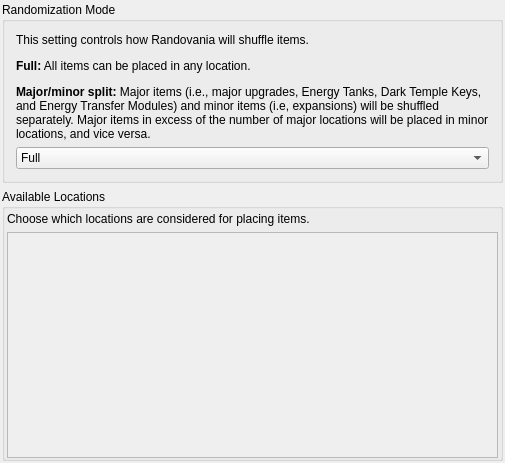
First picture: the form in randovania/gui/ui_files/preset_location_pool.ui, repository randovania/randovania, before the edit.
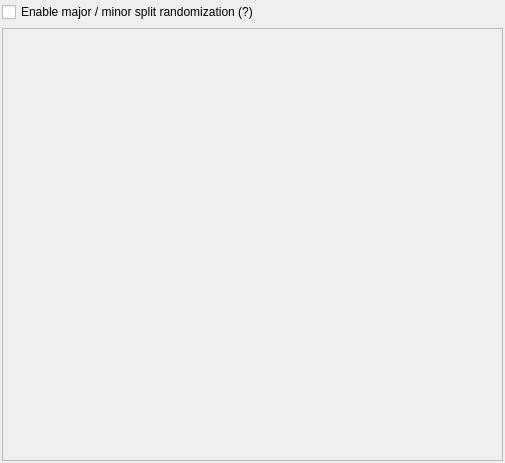
Second picture: the form after the edit.

Commit message:
Moved the explanation for major/minor split into a tooltip
This leaves more room for actual tab content

```diff
--- a/randovania/gui/ui_files/preset_location_pool.ui
+++ b/randovania/gui/ui_files/preset_location_pool.ui
@@ -34,78 +34,41 @@
      <number>2</number>
     </property>
     <item>
-     <widget class="QGroupBox" name="randomization_mode_group">
-      <property name="title">
-       <string>Randomization Mode</string>
+     <widget class="QCheckBox" name="check_major_minor">
+      <property name="font">
+       <font>
+        <weight>50</weight>
+        <bold>false</bold>
+       </font>
       </property>
-      <layout class="QVBoxLayout" name="verticalLayout_2">
-       <item>
-        <widget class="QLabel" name="randomization_mode_label">
-         <property name="text">
-          <string>&lt;html&gt;&lt;head/&gt;&lt;body&gt;&lt;p&gt;This setting controls how Randovania will shuffle items.&lt;/p&gt;&lt;p&gt;&lt;span style=&quot; font-weight:600;&quot;&gt;Full:&lt;/span&gt; All items can be placed in any location.&lt;/p&gt;&lt;p&gt;&lt;span style=&quot; font-weight:600;&quot;&gt;Major/minor split:&lt;/span&gt; Major items (i.e., major upgrades, Energy Tanks, Dark Temple Keys, and Energy Transfer Modules) and minor items (i.e, expansions) will be shuffled separately. Major items in excess of the number of major locations will be placed in minor locations, and vice versa.&lt;/p&gt;&lt;/body&gt;&lt;/html&gt;</string>
-         </property>
-         <property name="wordWrap">
-          <bool>true</bool>
-         </property>
-        </widget>
-       </item>
-       <item>
-        <widget class="QComboBox" name="randomization_mode_combo">
-         <item>
+      <property name="toolTip">
+       <string>&lt;html&gt;&lt;head/&gt;&lt;body&gt;
+When enabled, major items (i.e. major upgrades, Energy Tanks, keys, and Energy Transfer Modules)&lt;br&gt;
+and minor items (i.e, expansions) will be shuffled separately and placed in locations that contained the&lt;br&gt;
+corresponding type of item in the vanilla game.&lt;br&gt;
+Major items in excess of the number of major locations will be placed in minor locations, and vice versa.
+&lt;/body&gt;&lt;/html&gt;</string>
+      </property>
           <property name="text">
-           <string>Full</string>
-          </property>
-         </item>
-         <item>
-          <property name="text">
-           <string>Major/minor split</string>
-          </property>
-         </item>
-        </widget>
-       </item>
-      </layout>
-     </widget>
-    </item>
+       <string>Enable major / minor split randomization (?)</string>
+      </property>
+     </widget>
+    </item>
     <item>
-     <widget class="QGroupBox" name="excluded_locations_group">
-      <property name="title">
-       <string>Available Locations</string>
-      </property>
-      <layout class="QVBoxLayout" name="verticalLayout_5">
-       <property name="leftMargin">
-        <number>2</number>
-       </property>
-       <property name="topMargin">
-        <number>3</number>
-       </property>
-       <property name="rightMargin">
-        <number>2</number>
-       </property>
-       <property name="bottomMargin">
-        <number>0</number>
-       </property>
-       <item>
-        <widget class="QLabel" name="excluded_locations_label">
-         <property name="text">
-          <string>&lt;html&gt;&lt;head/&gt;&lt;body&gt;&lt;p&gt;Choose which locations are considered for placing items.&lt;/p&gt;&lt;/body&gt;&lt;/html&gt;</string>
-         </property>
-        </widget>
-       </item>
-       <item>
-        <widget class="QScrollArea" name="excluded_locations_area">
+     <widget class="QScrollArea" name="locations_scroll_area">
          <property name="widgetResizable">
           <bool>true</bool>
          </property>
-         <widget class="QWidget" name="excluded_locations_area_contents">
+      <widget class="QWidget" name="locations_scroll_area_contents">
           <property name="geometry">
            <rect>
             <x>0</x>
             <y>0</y>
-            <width>489</width>
-            <height>244</height>
-           </rect>
-          </property>
-          <layout class="QHBoxLayout" name="excluded_locations_area_layout">
+         <width>499</width>
+         <height>434</height>
+        </rect>
+       </property>
+       <layout class="QVBoxLayout" name="locations_scroll_area_layout">
            <property name="leftMargin">
             <number>0</number>
            </property>
@@ -120,9 +83,6 @@
            </property>
           </layout>
          </widget>
-        </widget>
-       </item>
-      </layout>
      </widget>
     </item>
    </layout>
```
Lines whose indentation alone changed are shown as unchanged.
